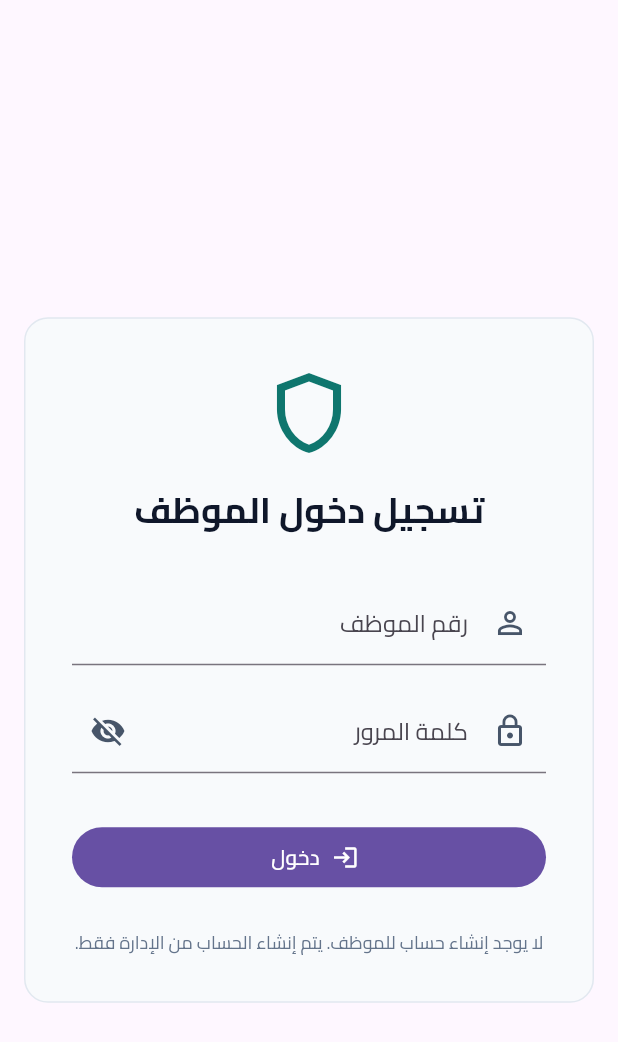
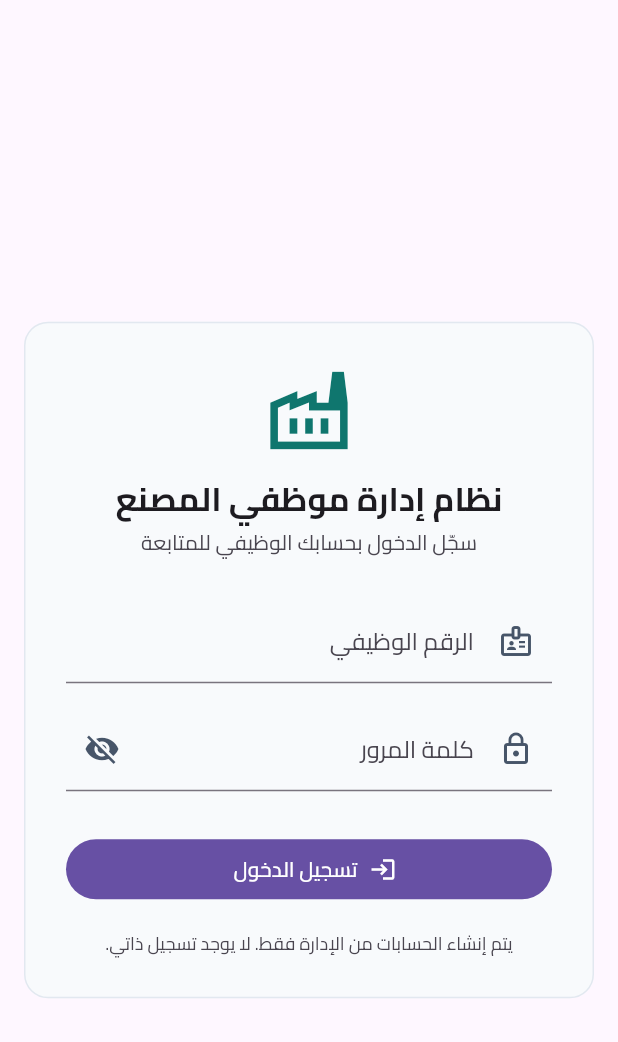
Before and after one commit to ahmed0qaid/factory-management-system, a Flutter app: the LoginScreen screen opened directly, on a phone screen of 412 x 824 dp. Shown: the top 1042 px of the screen. Run offline on Flutter 3.47's test engine with Material 3 defaults, Android fonts, the phone set to English and light mode, and no system bars; our stand-ins replace appwrite, file_picker, flutter_dotenv, google_fonts, local_auth, pdf and 2 more; accounts and stored records are empty.

Commit message:
refactor: align login screen with unified app identity

```diff
--- a/lib/screens/auth/login_screen.dart
+++ b/lib/screens/auth/login_screen.dart
@@ -21,25 +21,33 @@ class _LoginScreenState extends State<LoginScreen> {
   final _password = TextEditingController();
   final _auth = AuthService();
   bool _loading = false;
-  bool _obscure = true;
+
+  @override
+  void dispose() {
+    _employeeNumber.dispose();
+    _password.dispose();
+    super.dispose();
+  }
 
   Future<void> _login() async {
     if (!_formKey.currentState!.validate()) return;
+    FocusScope.of(context).unfocus();
     setState(() => _loading = true);
     try {
       await _auth.signInWithEmployeeNumber(
-        employeeNumber: _employeeNumber.text,
+        employeeNumber: _employeeNumber.text.trim(),
         password: _password.text,
       );
       if (!mounted) return;
-      Navigator.of(context).pushReplacement(
+      Navigator.of(context).pushAndRemoveUntil(
         MaterialPageRoute(builder: (_) => const EmployeeShell()),
+        (_) => false,
       );
-    } catch (e) {
+    } catch (error) {
       if (!mounted) return;
-      ScaffoldMessenger.of(
-        context,
-      ).showSnackBar(SnackBar(content: Text('تعذر تسجيل الدخول: $e')));
+      ScaffoldMessenger.of(context).showSnackBar(
+        SnackBar(content: Text('تعذر تسجيل الدخول: $error')),
+      );
     } finally {
       if (mounted) setState(() => _loading = false);
     }
@@ -48,50 +56,62 @@ class _LoginScreenState extends State<LoginScreen> {
   @override
   Widget build(BuildContext context) {
     return AppScaffold(
-      title: '', // No title needed for login
+      title: '',
       centerTitle: true,
       body: LayoutBuilder(
         builder: (context, constraints) {
           return SingleChildScrollView(
+            keyboardDismissBehavior: ScrollViewKeyboardDismissBehavior.onDrag,
             padding: EdgeInsets.only(
               left: 16,
               right: 16,
               top: 16,
-              bottom: MediaQuery.of(context).viewInsets.bottom + 16,
+              bottom: MediaQuery.viewInsetsOf(context).bottom + 16,
             ),
             child: ConstrainedBox(
-              constraints: BoxConstraints(
-                minHeight: constraints.maxHeight - 32,
-              ),
+              constraints: BoxConstraints(minHeight: constraints.maxHeight - 32),
               child: Center(
                 child: ConstrainedBox(
                   constraints: const BoxConstraints(maxWidth: 420),
                   child: AppCard(
-                    padding: const EdgeInsets.all(32),
+                    padding: const EdgeInsets.all(28),
                     child: Form(
                       key: _formKey,
                       child: Column(
                         mainAxisSize: MainAxisSize.min,
                         crossAxisAlignment: CrossAxisAlignment.stretch,
                         children: [
-                          const Icon(Icons.shield_outlined, size: 64, color: AppColors.primary),
-                          const SizedBox(height: 16),
+                          const Icon(
+                            Icons.factory_outlined,
+                            size: 62,
+                            color: AppColors.primary,
+                          ),
+                          const SizedBox(height: 14),
                           Text(
-                            'تسجيل دخول الموظف',
+                            'نظام إدارة موظفي المصنع',
                             textAlign: TextAlign.center,
-                            style: Theme.of(context).textTheme.headlineSmall?.copyWith(
-                              fontWeight: FontWeight.bold,
-                              color: AppColors.textPrimary,
-                            ),
+                            style: Theme.of(context).textTheme.titleLarge?.copyWith(
+                                  fontWeight: FontWeight.bold,
+                                ),
                           ),
-                          const SizedBox(height: 32),
+                          const SizedBox(height: 5),
+                          Text(
+                            'سجّل الدخول بحسابك الوظيفي للمتابعة',
+                            textAlign: TextAlign.center,
+                            style: Theme.of(context).textTheme.bodyMedium?.copyWith(
+                                  color: Theme.of(context).colorScheme.onSurfaceVariant,
+                                ),
+                          ),
+                          const SizedBox(height: 28),
                           AppFormField(
                             controller: _employeeNumber,
-                            labelText: 'رقم الموظف',
-                            prefixIcon: Icons.person_outline,
-                            validator: (v) => v == null || v.trim().isEmpty
-                                ? 'أدخل رقم الموظف'
-                                : null,
+                            labelText: 'الرقم الوظيفي',
+                            prefixIcon: Icons.badge_outlined,
+                            textInputAction: TextInputAction.next,
+                            validator: (value) =>
+                                value == null || value.trim().isEmpty
+                                    ? 'أدخل الرقم الوظيفي'
+                                    : null,
                           ),
                           const SizedBox(height: 16),
                           AppFormField(
@@ -99,24 +119,32 @@ class _LoginScreenState extends State<LoginScreen> {
                             isPassword: true,
                             labelText: 'كلمة المرور',
                             prefixIcon: Icons.lock_outline,
-                            validator: (v) {
-                              if (v == null || v.isEmpty) return 'أدخل كلمة المرور';
-                              if (v.length < 8) return 'كلمة المرور يجب أن تكون 8 أحرف على الأقل';
+                            textInputAction: TextInputAction.done,
+                            onFieldSubmitted: (_) => _loading ? null : _login(),
+                            validator: (value) {
+                              if (value == null || value.isEmpty) {
+                                return 'أدخل كلمة المرور';
+                              }
+                              if (value.length < 8) {
+                                return 'كلمة المرور يجب أن تكون 8 أحرف على الأقل';
+                              }
                               return null;
                             },
                           ),
-                          const SizedBox(height: 32),
+                          const SizedBox(height: 28),
                           AppLoadingButton(
-                            text: 'دخول',
+                            text: 'تسجيل الدخول',
                             icon: Icons.login,
                             isLoading: _loading,
                             onPressed: _login,
                           ),
-                          const SizedBox(height: 24),
-                          const Text(
-                            'لا يوجد إنشاء حساب للموظف. يتم إنشاء الحساب من الإدارة فقط.',
+                          const SizedBox(height: 18),
+                          Text(
+                            'يتم إنشاء الحسابات من الإدارة فقط. لا يوجد تسجيل ذاتي.',
                             textAlign: TextAlign.center,
-                            style: TextStyle(color: AppColors.textSecondary, fontSize: 12),
+                            style: Theme.of(context).textTheme.bodySmall?.copyWith(
+                                  color: Theme.of(context).colorScheme.onSurfaceVariant,
+                                ),
                           ),
                         ],
                       ),
```
